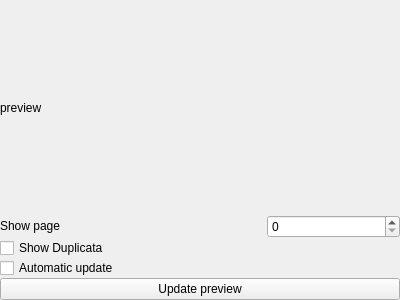
First picture: the form in plugins/printerplugin/printerpreviewer_p.ui, repository FreeHealth/freehealth, before the edit.
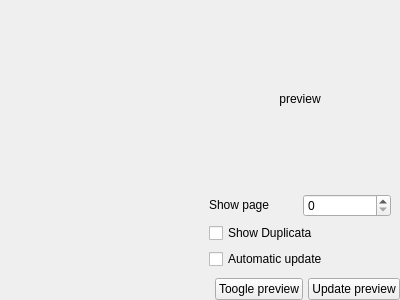
Second picture: the form after the edit.

Commit message: entering freediams 0.1.1 resizing settings dialogs adding a preview toogler in printer preview some documentation

Patch:
```diff
--- a/plugins/printerplugin/printerpreviewer_p.ui
+++ b/plugins/printerplugin/printerpreviewer_p.ui
@@ -21,21 +21,82 @@
     <number>0</number>
    </property>
    <item row="0" column="0">
-    <layout class="QVBoxLayout" name="editorLayout"/>
+    <layout class="QVBoxLayout" name="editorLayout">
+     <property name="sizeConstraint">
+      <enum>QLayout::SetDefaultConstraint</enum>
+     </property>
+    </layout>
    </item>
    <item row="0" column="1">
+    <widget class="QWidget" name="previewWidget" native="true">
+     <layout class="QGridLayout" name="gridLayout_3">
+      <item row="0" column="0" colspan="2">
     <layout class="QGridLayout" name="gridLayout">
-     <property name="spacing">
-      <number>0</number>
-     </property>
-     <item row="0" column="0" colspan="3">
+        <item row="1" column="1">
       <widget class="QLabel" name="previewLabel">
        <property name="text">
         <string>preview</string>
        </property>
-      </widget>
-     </item>
-     <item row="1" column="0" colspan="2">
+          <property name="alignment">
+           <set>Qt::AlignCenter</set>
+          </property>
+         </widget>
+        </item>
+        <item row="1" column="0">
+         <spacer name="horizontalSpacer">
+          <property name="orientation">
+           <enum>Qt::Horizontal</enum>
+          </property>
+          <property name="sizeHint" stdset="0">
+           <size>
+            <width>40</width>
+            <height>20</height>
+           </size>
+          </property>
+         </spacer>
+        </item>
+        <item row="1" column="2">
+         <spacer name="horizontalSpacer_2">
+          <property name="orientation">
+           <enum>Qt::Horizontal</enum>
+          </property>
+          <property name="sizeHint" stdset="0">
+           <size>
+            <width>40</width>
+            <height>20</height>
+           </size>
+          </property>
+         </spacer>
+        </item>
+        <item row="0" column="1">
+         <spacer name="verticalSpacer">
+          <property name="orientation">
+           <enum>Qt::Vertical</enum>
+          </property>
+          <property name="sizeHint" stdset="0">
+           <size>
+            <width>20</width>
+            <height>40</height>
+           </size>
+          </property>
+         </spacer>
+        </item>
+        <item row="2" column="1">
+         <spacer name="verticalSpacer_2">
+          <property name="orientation">
+           <enum>Qt::Vertical</enum>
+          </property>
+          <property name="sizeHint" stdset="0">
+           <size>
+            <width>20</width>
+            <height>40</height>
+           </size>
+          </property>
+         </spacer>
+        </item>
+       </layout>
+      </item>
+      <item row="1" column="0">
       <widget class="QLabel" name="label">
        <property name="sizePolicy">
         <sizepolicy hsizetype="Preferred" vsizetype="Fixed">
@@ -48,7 +109,17 @@
        </property>
       </widget>
      </item>
-     <item row="3" column="0" colspan="3">
+      <item row="1" column="1">
+       <widget class="QSpinBox" name="pageNumberSpinBox"/>
+      </item>
+      <item row="2" column="0" colspan="2">
+       <widget class="QCheckBox" name="duplicataCheck">
+        <property name="text">
+         <string>Show Duplicata</string>
+        </property>
+       </widget>
+      </item>
+      <item row="3" column="0" colspan="2">
       <widget class="QCheckBox" name="automaticUpdateCheck">
        <property name="toolTip">
         <string>If it's checked the preview will update at each changes of text.
@@ -59,23 +130,44 @@
        </property>
       </widget>
      </item>
-     <item row="4" column="0" colspan="3">
+     </layout>
+    </widget>
+   </item>
+   <item row="1" column="0" colspan="2">
+    <layout class="QHBoxLayout" name="horizontalLayout_4">
+     <property name="spacing">
+      <number>5</number>
+     </property>
+     <property name="margin">
+      <number>0</number>
+     </property>
+     <item>
+      <spacer name="horizontalSpacer_3">
+       <property name="orientation">
+        <enum>Qt::Horizontal</enum>
+       </property>
+       <property name="sizeHint" stdset="0">
+        <size>
+         <width>40</width>
+         <height>20</height>
+        </size>
+       </property>
+      </spacer>
+     </item>
+     <item>
+      <widget class="QPushButton" name="tooglePreviewButton">
+       <property name="text">
+        <string>Toogle preview</string>
+       </property>
+      </widget>
+     </item>
+     <item>
       <widget class="QPushButton" name="updatePreviewButton">
        <property name="text">
         <string>Update preview</string>
        </property>
       </widget>
      </item>
-     <item row="1" column="2">
-      <widget class="QSpinBox" name="pageNumberSpinBox"/>
-     </item>
-     <item row="2" column="0" colspan="3">
-      <widget class="QCheckBox" name="duplicataCheck">
-       <property name="text">
-        <string>Show Duplicata</string>
-       </property>
-      </widget>
-     </item>
     </layout>
    </item>
   </layout>
```
Lines whose indentation alone changed are shown as unchanged. The commit also changes 8 other files.
